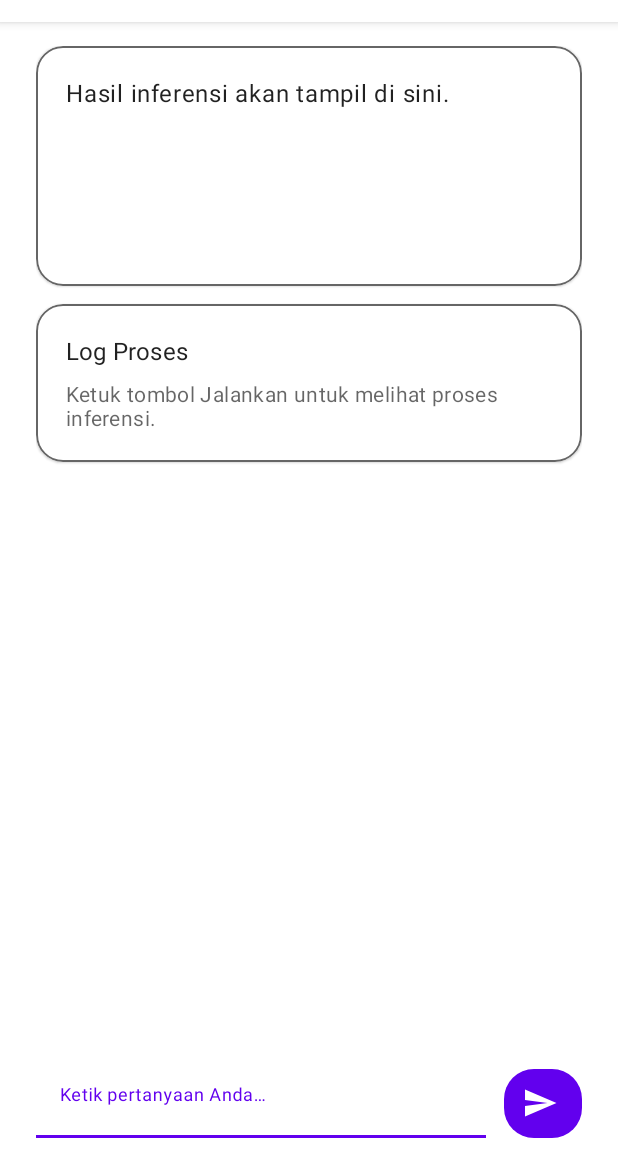
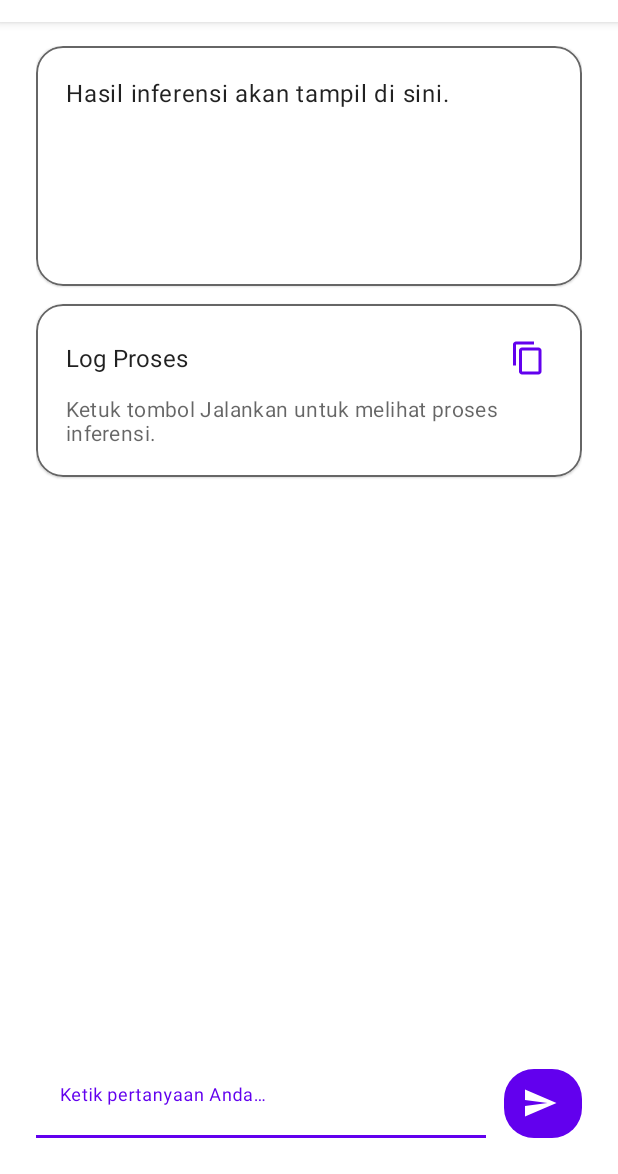
Before and after one commit to cicero78M/cicero.ai, an Android app: the screen it shows after launch (MainActivity), on a phone screen of 412 x 824 dp, the part 62-1236 px from its top. Run offline under Robolectric (Android 15) with nearby library versions, the phone set to English and light mode, and no system bars.

Commit message:
Add copy log action

```diff
--- a/app/src/main/java/com/cicero/ciceroai/MainActivity.kt
+++ b/app/src/main/java/com/cicero/ciceroai/MainActivity.kt
@@ -1,5 +1,8 @@
 package com.cicero.ciceroai
 
+import android.content.ClipData
+import android.content.ClipboardManager
+import android.content.Context
 import android.os.Bundle
 import android.view.Gravity
 import android.view.View
@@ -17,6 +20,7 @@ import androidx.lifecycle.lifecycleScope
 import androidx.lifecycle.repeatOnLifecycle
 import com.cicero.ciceroai.databinding.ActivityMainBinding
 import com.google.android.material.chip.Chip
+import com.google.android.material.snackbar.Snackbar
 import kotlinx.coroutines.launch
 
 class MainActivity : AppCompatActivity() {
@@ -82,6 +86,17 @@ class MainActivity : AppCompatActivity() {
 
         binding.promptTemplateInput.doAfterTextChanged { text ->
             viewModel.onPromptTemplateChanged(text?.toString().orEmpty())
+        }
+
+        binding.copyLogButton.setOnClickListener {
+            val clipboard = getSystemService(Context.CLIPBOARD_SERVICE) as ClipboardManager
+            val clip = ClipData.newPlainText(
+                getString(R.string.log_clipboard_label),
+                binding.logView.text?.toString().orEmpty()
+            )
+            clipboard.setPrimaryClip(clip)
+            Snackbar.make(binding.root, R.string.log_copied_confirmation, Snackbar.LENGTH_SHORT)
+                .show()
         }
 
         lifecycleScope.launch {
--- /dev/null
+++ b/app/src/main/res/drawable/ic_content_copy.xml
@@ -0,0 +1,10 @@
+<vector xmlns:android="http://schemas.android.com/apk/res/android"
+    android:width="24dp"
+    android:height="24dp"
+    android:viewportWidth="24"
+    android:viewportHeight="24">
+    <path
+        android:fillColor="@android:color/white"
+        android:fillType="nonZero"
+        android:pathData="M16,1L4,1c-1.1,0 -2,0.9 -2,2v14h2L4,3h12V1zm3,4L8,5c-1.1,0 -2,0.9 -2,2v14c0,1.1 0.9,2 2,2h11c1.1,0 2,-0.9 2,-2L21,7c0,-1.1 -0.9,-2 -2,-2zm0,16L8,21L8,7h11v14z" />
+</vector>
--- a/app/src/main/res/layout/activity_main.xml
+++ b/app/src/main/res/layout/activity_main.xml
@@ -101,14 +101,33 @@
                             android:orientation="vertical"
                             android:padding="20dp">
 
-                            <TextView
-                                android:id="@+id/logTitle"
-                                android:layout_width="wrap_content"
+                            <LinearLayout
+                                android:layout_width="match_parent"
                                 android:layout_height="wrap_content"
                                 android:layout_marginBottom="8dp"
-                                android:text="@string/log_section_title"
-                                android:textAppearance="@style/TextAppearance.MaterialComponents.Subtitle1"
-                                android:textColor="?android:attr/textColorPrimary" />
+                                android:gravity="center_vertical"
+                                android:orientation="horizontal">
+
+                                <TextView
+                                    android:id="@+id/logTitle"
+                                    android:layout_width="0dp"
+                                    android:layout_height="wrap_content"
+                                    android:layout_marginEnd="12dp"
+                                    android:layout_weight="1"
+                                    android:text="@string/log_section_title"
+                                    android:textAppearance="@style/TextAppearance.MaterialComponents.Subtitle1"
+                                    android:textColor="?android:attr/textColorPrimary" />
+
+                                <ImageButton
+                                    android:id="@+id/copyLogButton"
+                                    android:layout_width="wrap_content"
+                                    android:layout_height="wrap_content"
+                                    android:background="?attr/selectableItemBackgroundBorderless"
+                                    android:contentDescription="@string/log_copy_content_description"
+                                    android:padding="4dp"
+                                    android:src="@drawable/ic_content_copy"
+                                    android:tint="?attr/colorPrimary" />
+                            </LinearLayout>
 
                             <TextView
                                 android:id="@+id/logView"
--- a/app/src/main/res/values/strings.xml
+++ b/app/src/main/res/values/strings.xml
@@ -42,4 +42,7 @@
     <string name="title_download">Download Model</string>
     <string name="title_settings">Setting</string>
     <string name="menu_navigation_content_description">Buka menu navigasi</string>
+    <string name="log_copy_content_description">Salin log</string>
+    <string name="log_clipboard_label">Log Cicero.AI</string>
+    <string name="log_copied_confirmation">Log berhasil disalin ke clipboard.</string>
 </resources>
```
